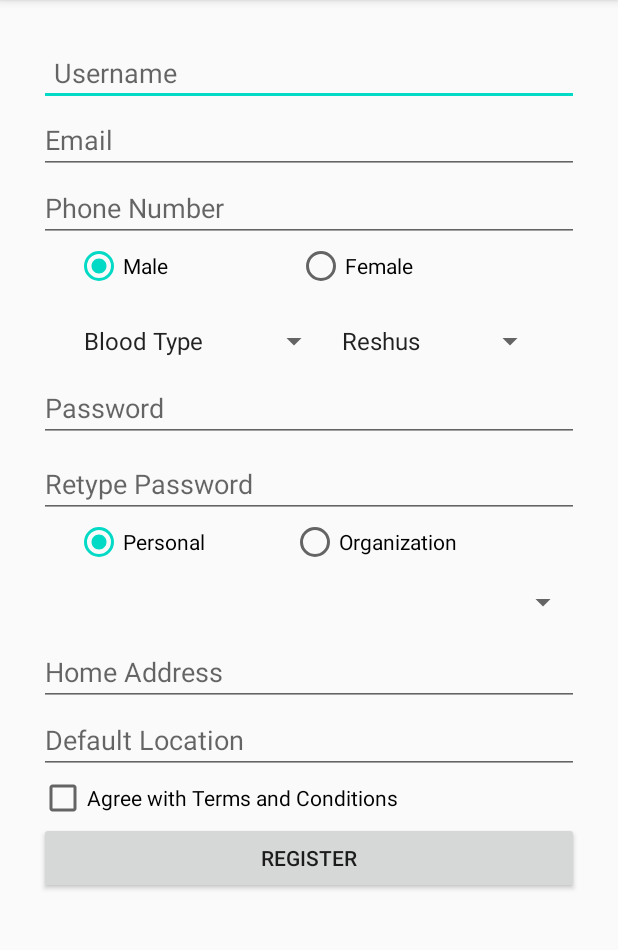
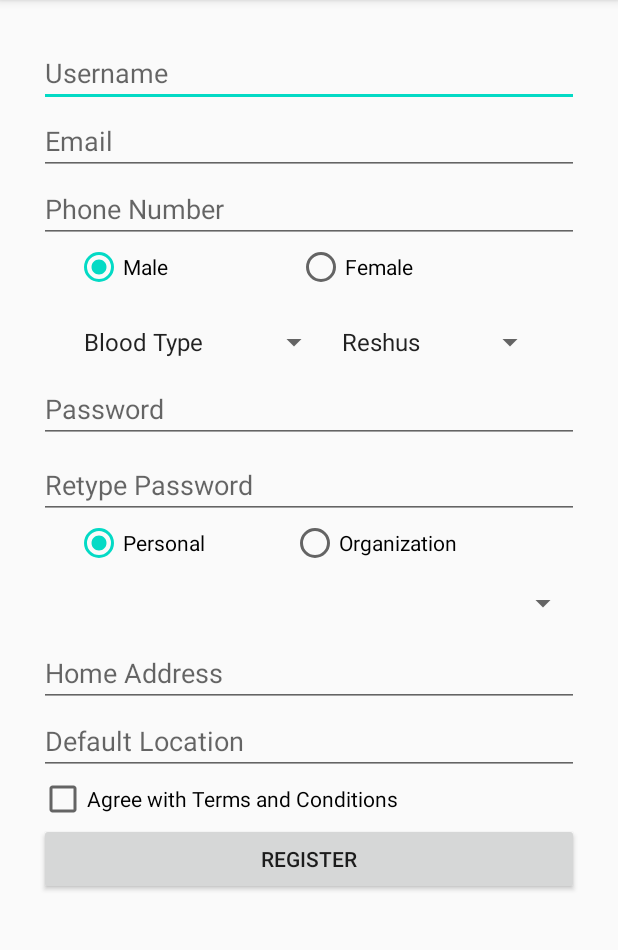
Before and after one commit to dimasarestuprasmanto/AKB_Tugas2, an Android app: the register screen opened directly, with no data from a screen before it, on a phone screen of 412 x 824 dp, the part 84-1034 px from its top. Run offline under Robolectric (Android 15) with nearby library versions, the phone set to English and light mode, and no system bars.

Commit message:
AKB Tugas 2(Update)

```diff
--- a/app/src/main/res/layout/activity_register.xml
+++ b/app/src/main/res/layout/activity_register.xml
@@ -16,7 +16,6 @@
         <EditText
             android:layout_width="match_parent"
             android:layout_height="wrap_content"
-            android:padding="@dimen/dimen10"
             android:hint="@string/login_username"/>
 
         <EditText
@@ -99,14 +98,14 @@
             android:gravity="center">
 
             <RadioButton
-                android:id="@+id/rb_male"
+                android:id="@+id/rb_prs"
                 android:layout_width="wrap_content"
                 android:layout_height="wrap_content"
                 android:layout_weight="50"
                 android:checked="true"
                 android:text="@string/prs" />
             <RadioButton
-                android:id="@+id/rb_female"
+                android:id="@+id/rb_org"
                 android:layout_weight="50"
                 android:layout_height="wrap_content"
                 android:layout_width="wrap_content"
```
